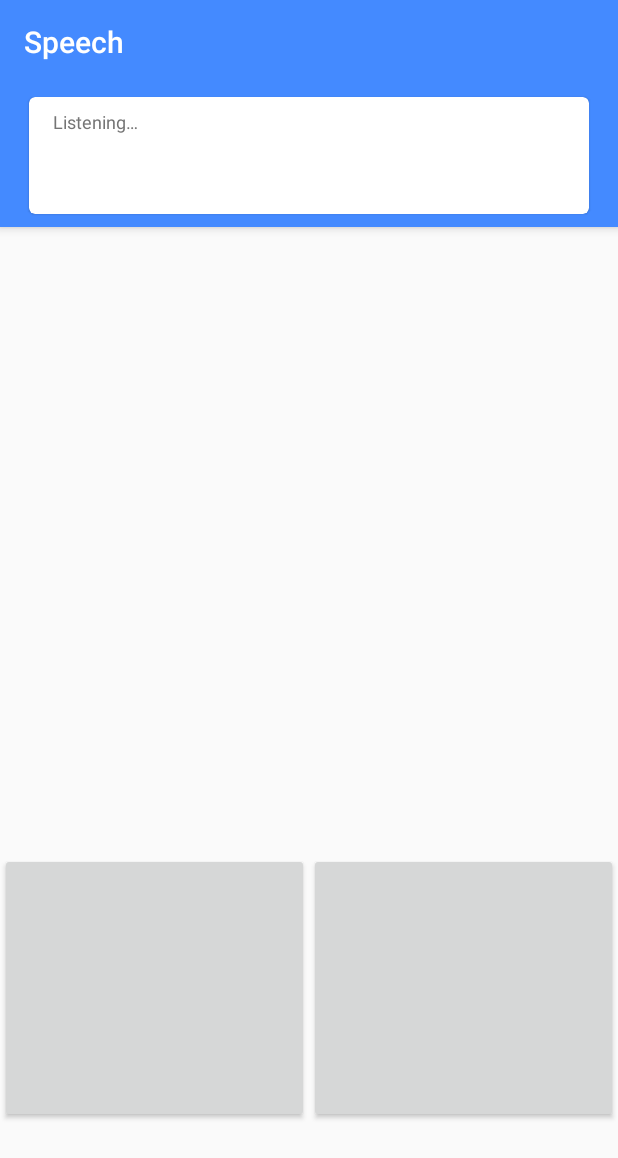
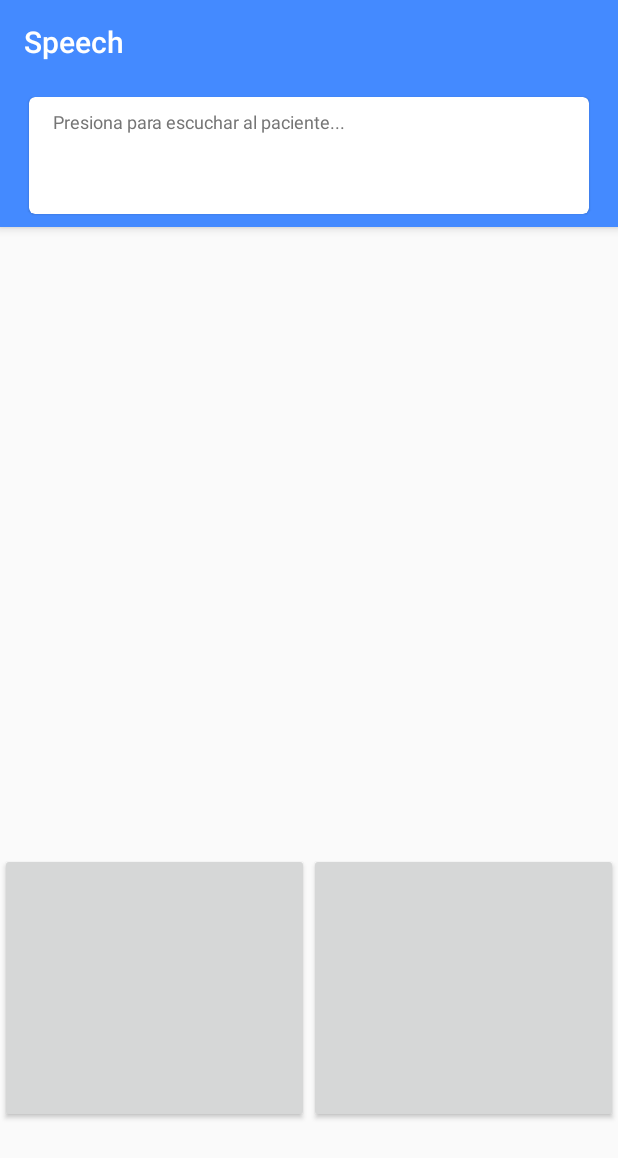
Before and after one commit to kennethandremm/Speech-eSalud, an Android app: the screen it shows after launch once a user with an empty profile is signed in (MainActivity), on a phone screen of 412 x 824 dp. Shown: the top 1158 px of the screen. Run offline under Robolectric (Android 15) with nearby library versions, the phone set to English and light mode, and no system bars; our stand-ins replace Firebase (no records; nobody signed in at launch, a user with empty details on screens opened directly); libraries missing offline, so code that uses them is left out: at.markushi.ui, com.firebase.ui, com.google.auth.oauth2, com.google.cloud.speech, io.grpc and 3 more; plain views replace CircleButton; 6 statements that could not run were skipped.

Commit message:
ADDED: Text status notifyer

```diff
--- a/app/src/main/java/com/google/cloud/android/speech/MainActivity.java
+++ b/app/src/main/java/com/google/cloud/android/speech/MainActivity.java
@@ -116,7 +116,7 @@ public class MainActivity extends AppCompatActivity implements MessageDialogFrag
 
         final Resources resources = getResources();
         final Resources.Theme theme = getTheme();
-        mColorHearing = ResourcesCompat.getColor(resources, R.color.status_hearing, theme);
+        mColorHearing = ResourcesCompat.getColor(resources, R.color.accent, theme);
         mColorNotHearing = ResourcesCompat.getColor(resources, R.color.status_not_hearing, theme);
         btnRec = (CircleButton)findViewById(R.id.btnRec);
         btnStop = (CircleButton)findViewById(R.id.btnStop);
@@ -172,7 +172,7 @@ public class MainActivity extends AppCompatActivity implements MessageDialogFrag
     protected void onStop() {
 
         // Stop listening to voice
-
+        stopVoiceRecorder();
         // Stop Cloud Speech API
         mSpeechService.removeListener(mSpeechServiceListener);
         unbindService(mServiceConnection);
@@ -230,6 +230,7 @@ public class MainActivity extends AppCompatActivity implements MessageDialogFrag
             @Override
             public void run() {
                 mStatus.setTextColor(hearingVoice ? mColorHearing : mColorNotHearing);
+                mStatus.setText(hearingVoice ? "Estoy escuchando al paciente..." : "Presiona para escuchar al paciente...");
             }
         });
     }
--- a/app/src/main/res/values/strings.xml
+++ b/app/src/main/res/values/strings.xml
@@ -16,7 +16,7 @@
 <resources>
     <string name="app_name">Speech</string>
     <string name="permission_message">This app needs to record audio and recognize your speech.</string>
-    <string name="listening">Listening…</string>
+    <string name="listening">Presiona para escuchar al paciente...</string>
 
     <string name="sign_in_cancelled">Se ha cancelado el inicio de sesion.</string>
     <string name="no_internet_connection">No posee conexión a internet</string>
```
